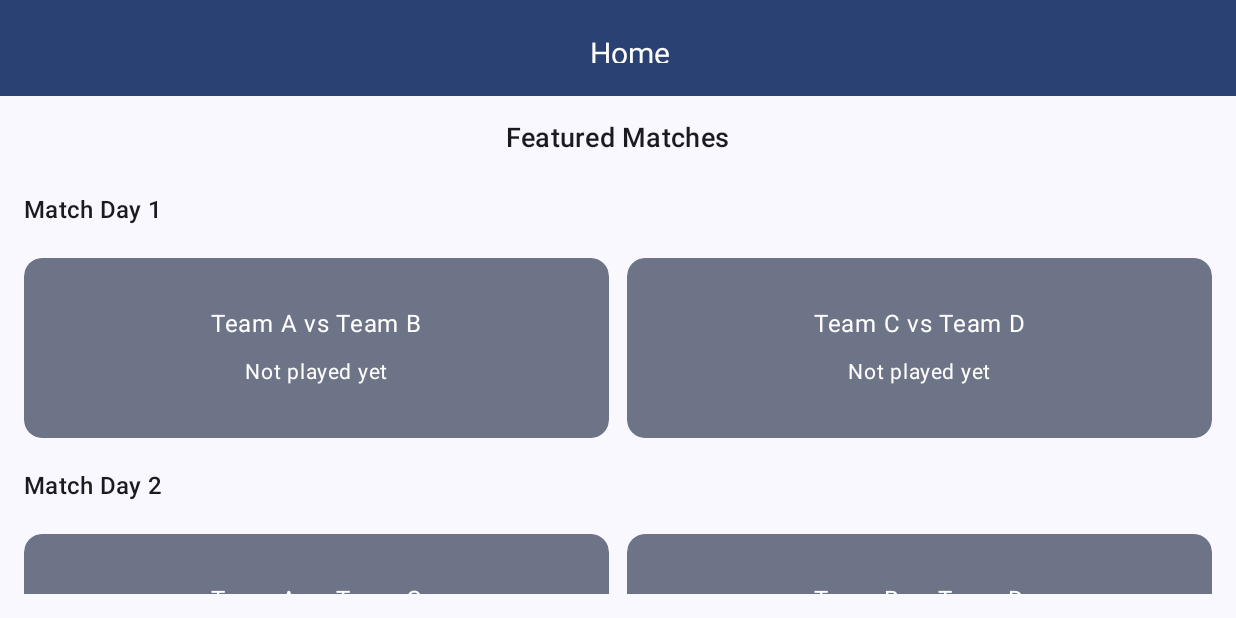
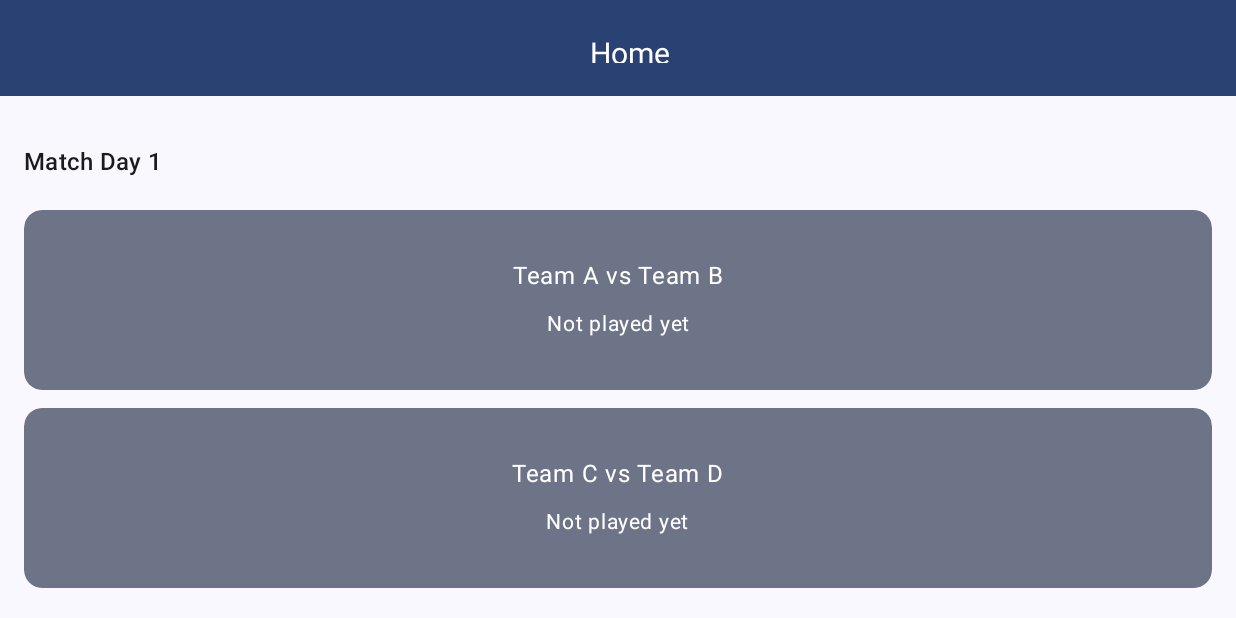
Before and after one commit to Asim-7/MatchSimulator, an Android app built with Jetpack Compose: the screen it shows after launch (MainActivity), on a phone screen of 824 x 412 dp (held sideways). Run offline under Robolectric (Android 15) with nearby library versions, the phone set to English and light mode, and no system bars; our stand-ins replace Dagger/Hilt's generated code, Room's generated code.

Commit message:
lazy column added + minor view changes

```diff
--- a/app/src/main/java/com/miniclip/matchsimulator/ui/matches/MatchDaysScreen.kt
+++ b/app/src/main/java/com/miniclip/matchsimulator/ui/matches/MatchDaysScreen.kt
@@ -4,7 +4,7 @@ import androidx.compose.foundation.shape.RoundedCornerShape
 import androidx.compose.ui.draw.clip
 import com.miniclip.matchsimulator.ui.components.CommonTopBar
 import androidx.compose.foundation.layout.*
-import androidx.compose.foundation.lazy.grid.*
+import androidx.compose.foundation.lazy.LazyColumn
 import androidx.compose.material3.*
 import androidx.compose.runtime.*
 import androidx.compose.ui.Modifier
@@ -28,19 +28,6 @@ fun MatchDaysScreen(
                 .fillMaxSize()
                 .padding(16.dp)
         ) {
-            Box(
-                modifier = Modifier.fillMaxWidth(),
-                contentAlignment = Alignment.Center
-            ) {
-                Text(
-                    text = "Featured Matches",
-                    fontSize = 18.sp,
-                    style = MaterialTheme.typography.titleMedium
-                )
-            }
-
-            Spacer(modifier = Modifier.height(8.dp))
-
             if (matches.isEmpty()) {
                 Box(
                     modifier = Modifier
@@ -53,15 +40,13 @@ fun MatchDaysScreen(
             } else {
                 // Group matches by matchDay for display
                 val grouped = matches.groupBy { it.matchDay }
-                LazyVerticalGrid(
-                    columns = GridCells.Fixed(2),
+                LazyColumn(
                     modifier = Modifier.fillMaxSize(),
                     verticalArrangement = Arrangement.spacedBy(12.dp),
-                    horizontalArrangement = Arrangement.spacedBy(12.dp),
                     contentPadding = PaddingValues(vertical = 8.dp)
                 ) {
                     grouped.forEach { (day, dayMatches) ->
-                        item(span = { GridItemSpan(maxLineSpan) }) {
+                        item {
                             Text(
                                 text = "Match Day $day",
                                 style = MaterialTheme.typography.titleMedium,
--- a/app/src/main/java/com/miniclip/matchsimulator/utils/BackgroundAudioPlayer.kt
+++ b/app/src/main/java/com/miniclip/matchsimulator/utils/BackgroundAudioPlayer.kt
@@ -5,7 +5,7 @@ import android.util.Log
 import androidx.annotation.OptIn
 import androidx.compose.runtime.*
 import androidx.compose.ui.platform.LocalContext
-import androidx.compose.ui.platform.LocalLifecycleOwner
+import androidx.lifecycle.compose.LocalLifecycleOwner
 import androidx.lifecycle.Lifecycle
 import androidx.lifecycle.LifecycleEventObserver
 import androidx.media3.common.MediaItem
@@ -27,6 +27,7 @@ fun BackgroundAudioPlayer() {
             val mediaItem = MediaItem.fromUri(audioUri)
             setMediaItem(mediaItem)
             prepare()
+            playWhenReady = true
             repeatMode = ExoPlayer.REPEAT_MODE_ALL // Loop audio
         }
     }
```
